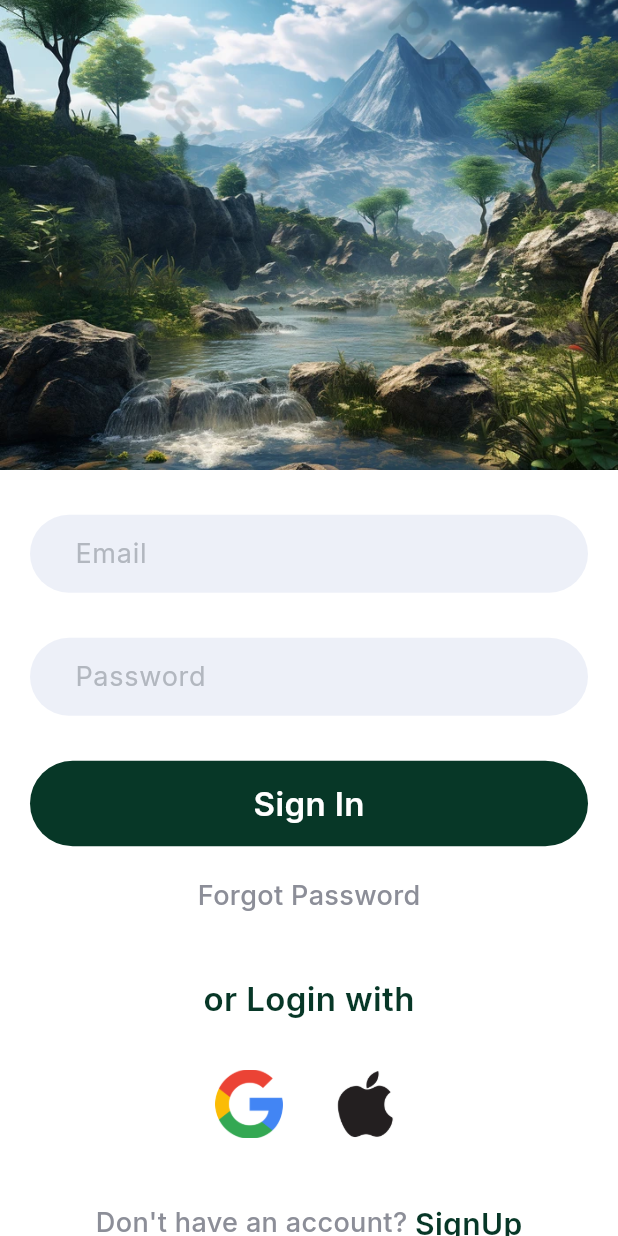
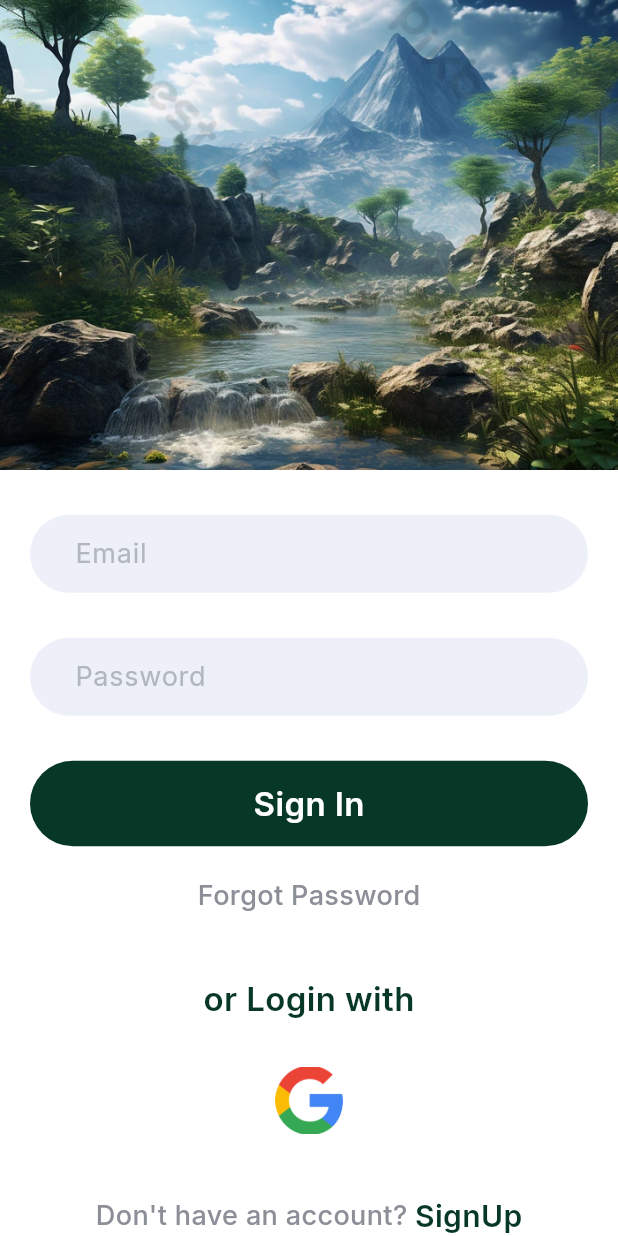
Before and after one commit to Hasib-39/Login_signup_app, a Flutter app: the screen it shows after launch, on a phone screen of 412 x 824 dp. Run offline on Flutter 3.47's test engine with Material 3 defaults, Android fonts, the phone set to English and light mode, and no system bars; our stand-ins replace cloud_firestore, firebase_auth, firebase_core, google_sign_in; missing offline and left inert: the_apple_sign_in; accounts and stored records are empty.

Commit message:
Only Google Login added, apple login removed

```diff
--- a/lib/login.dart
+++ b/lib/login.dart
@@ -2,6 +2,7 @@ import 'package:firebase_auth/firebase_auth.dart';
 import 'package:flutter/material.dart';
 import 'package:login_signup/forgot_password.dart';
 import 'package:login_signup/home.dart';
+import 'package:login_signup/service/auth.dart';
 import 'package:login_signup/signup.dart';
 
 class Login extends StatefulWidget {
@@ -199,7 +200,7 @@ class _LoginState extends State<Login> {
                 children: [
                   GestureDetector(
                     onTap: (){
-
+                      AuthMethods().signInWithGoogle(context);
                     },
                     child: Image.asset(
                       "images/google.png",
@@ -208,18 +209,18 @@ class _LoginState extends State<Login> {
                       fit: BoxFit.cover,
                     ),
                   ),
-                  const SizedBox(width: 30,),
-                  GestureDetector(
-                    onTap: (){
-
-                    },
-                    child: Image.asset(
-                      "images/apple.png",
-                      height: 50,
-                      width: 50,
-                      fit: BoxFit.cover,
-                    ),
-                  ),
+                  // const SizedBox(width: 30,),
+                  // GestureDetector(
+                  //   onTap: (){
+                  //     // AuthMethods().signInWithFacebook();
+                  //   },
+                  //   child: Image.asset(
+                  //     "images/apple.png",
+                  //     height: 50,
+                  //     width: 50,
+                  //     fit: BoxFit.cover,
+                  //   ),
+                  // ),
                 ],
               ),
               const SizedBox(height: 40,),
```
Also changed, not shown: 1 other file.
